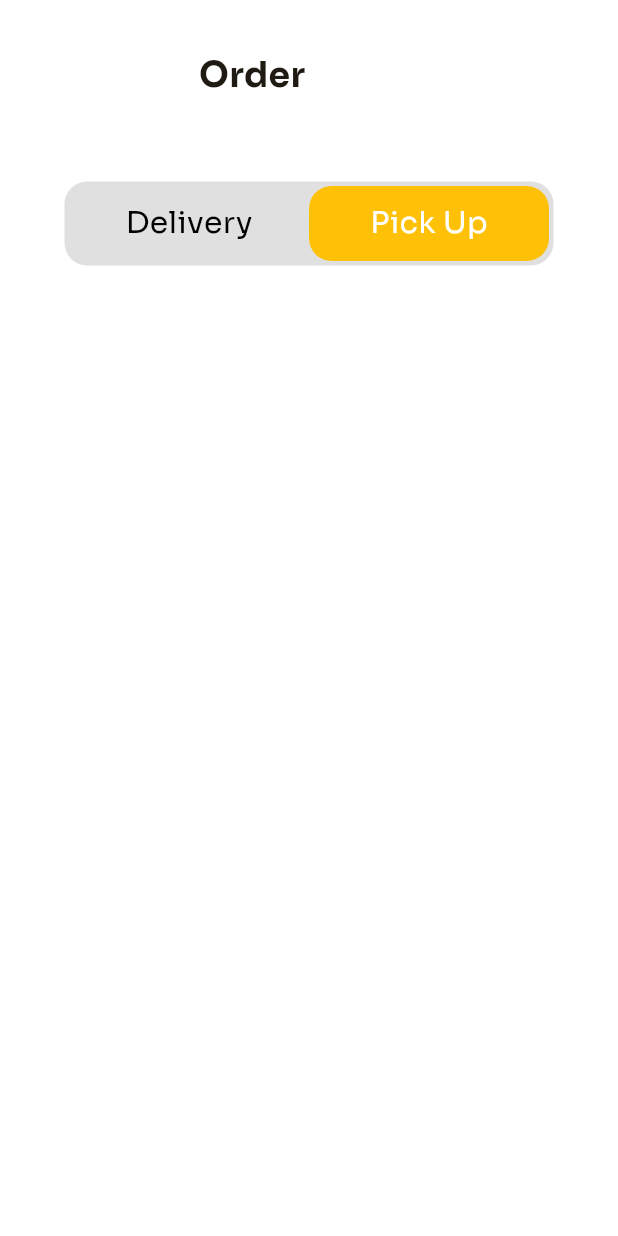
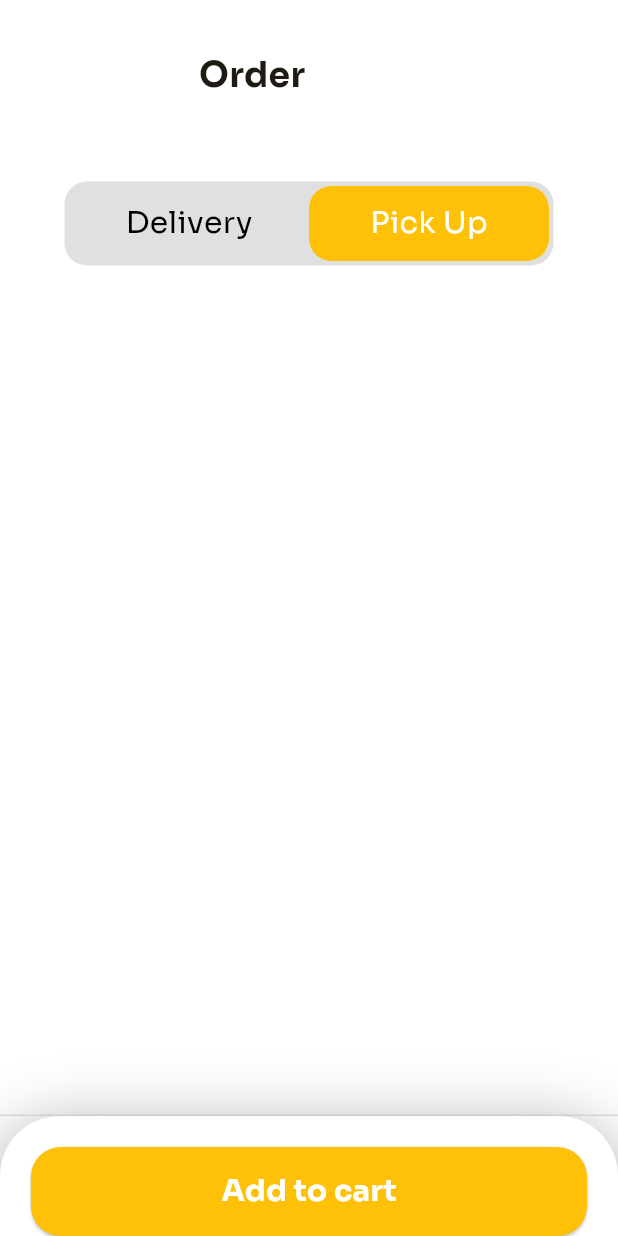
Before and after one commit to Matheo-delaunay/imt-framework-front, a Flutter app: the OrderPage screen opened directly, after a tap on "Pick Up", on a phone screen of 412 x 824 dp. Run offline on Flutter 3.47's test engine with Material 2 defaults, Android fonts, the phone set to English and light mode, and no system bars; our stand-ins replace supercharged; missing offline and left inert: sa4_migration_kit; statements that could not run were skipped.

Commit message:
First addapt NavBar and create bottom button

```diff
--- a/lib/main.dart
+++ b/lib/main.dart
@@ -1,8 +1,8 @@
 import 'package:flutter/material.dart';
 import 'package:imt_framework_front/views/pages/dishes_page.dart';
 import 'package:imt_framework_front/views/pages/favorites_page.dart';
-import 'package:imt_framework_front/views/dishes_page.dart';
 import 'package:imt_framework_front/views/order_page.dart';
+import 'package:imt_framework_front/views/home_nav_bar.dart';
 import 'package:provider/provider.dart';
 
 
@@ -33,9 +33,8 @@ class MyApp extends StatelessWidget {
             ),
           ),
         ),
-        home: OrderPage(),
-        home: OnboardingScreen(),
-      )
+        home: HomeNavBar(),
+      ),
     );
   }
 }
--- a/lib/views/order_page.dart
+++ b/lib/views/order_page.dart
@@ -3,21 +3,8 @@ import 'package:imt_framework_front/views/utils/colors.dart';
 import 'package:imt_framework_front/views/utils/pageSeparator.dart';
 import 'package:imt_framework_front/views/widgets/appbar/appBar.dart';
 
-class OrderPage extends StatefulWidget {
+class OrderPage extends StatelessWidget {
   const OrderPage({super.key});
-
-  @override
-  State<OrderPage> createState() => _OrderPageState();
-}
-
-class _OrderPageState extends State<OrderPage> {
-  List<String> fruits = <String>[
-    'Delivery',
-    'Pick Up',
-  ];
-  bool _isEnable = false;
-  bool _noteVisible = false;
-  final List<bool> _selectedButton = <bool>[true, false];
 
   @override
   Widget build(BuildContext context) {
@@ -25,6 +12,44 @@ class _OrderPageState extends State<OrderPage> {
       body: Column(
         children: [
           TopAppBar(arrowVisible: false, heartVisible: false, title: 'Order'),
+          Expanded(
+            child: ListView(
+                children: [
+                  DeliveryAddressWidget(),
+
+                ],
+            ),
+          ),
+          PageSeparator(),
+          DownBarWithButton()
+        ],
+      ),
+    );
+  }
+}
+
+class DeliveryAddressWidget extends StatefulWidget {
+  const DeliveryAddressWidget({super.key});
+
+  @override
+  State<DeliveryAddressWidget> createState() => _DeliveryAddressWidgetState();
+}
+
+class _DeliveryAddressWidgetState extends State<DeliveryAddressWidget> {
+  List<String> fruits = <String>[
+    'Delivery',
+    'Pick Up',
+  ];
+  final List<bool> _selectedButton = <bool>[true, false];
+  bool _isEnable = false;
+  bool _noteVisible = false;
+
+  @override
+  Widget build(BuildContext context) {
+    return Padding(
+      padding: const EdgeInsets.symmetric(horizontal: 30.0),
+      child: Column(
+        children: [
           SizedBox(
             height: 30,
           ),
@@ -71,8 +96,6 @@ class _OrderPageState extends State<OrderPage> {
           ),
           Visibility(
             visible: _selectedButton[0],
-            child: Padding(
-              padding: const EdgeInsets.symmetric(horizontal: 60.0),
               child: Column(
                 children: [
                   Row(
@@ -90,7 +113,7 @@ class _OrderPageState extends State<OrderPage> {
                   Row(
                     children: [
                       Container(
-                        width: MediaQuery.of(context).size.width - 120,
+                        width: MediaQuery.of(context).size.width - 60,
                         child: TextField(
                           style: TextStyle(fontSize: 16, color: Colors.grey),
                           onSubmitted: (text) {
@@ -103,13 +126,13 @@ class _OrderPageState extends State<OrderPage> {
                       ),
                     ],
                   ),
-                  SizedBox(
-                    height: 30,
-                  ),
                   Visibility(
                     visible: _noteVisible,
                     child: Column(
                       children: [
+                        SizedBox(
+                          height: 30,
+                        ),
                         Row(
                           children: [
                             Text(
@@ -213,14 +236,51 @@ class _OrderPageState extends State<OrderPage> {
                 ],
               ),
             ),
-          ),
-          Container(
-            height: 300,
-            width: MediaQuery.of(context).size.width,
-            padding: EdgeInsets.only(left: 20),
-          )
         ],
       ),
     );
   }
 }
+
+class DownBarWithButton extends StatelessWidget {
+  const DownBarWithButton({
+    super.key,
+  });
+
+  @override
+  Widget build(BuildContext context) {
+    return Container(
+      height: 80,
+      width: MediaQuery.of(context).size.width,
+      decoration: const BoxDecoration(
+        color: Colors.white,
+        borderRadius: BorderRadius.only(topRight: Radius.circular(40),topLeft: Radius.circular(40)),
+        boxShadow: [
+          BoxShadow(
+              color: Colors.grey, //New
+              blurRadius: 40.0,
+              offset: Offset(0, 10))
+        ],
+      ),
+      child: Padding(
+        padding: EdgeInsets.only(
+          top: MediaQuery.of(context).size.width * 0.05,
+          left: MediaQuery.of(context).size.width * 0.05,
+          right: MediaQuery.of(context).size.width * 0.05,
+        ),
+        child:
+            ElevatedButton(
+              style: ButtonStyle(
+                  shape: MaterialStatePropertyAll(
+                    RoundedRectangleBorder(
+                      borderRadius: BorderRadius.circular(20),
+                    ),
+                  ),
+              ),
+              onPressed: () {},
+              child: Text('Add to cart',
+                style: TextStyle(fontSize: 20, fontFamily: 'Sora', fontWeight: FontWeight.bold),),),
+      ),
+    );
+  }
+}
--- a/lib/views/pages/details_page.dart
+++ b/lib/views/pages/details_page.dart
@@ -88,7 +88,8 @@ class DownBarWithButton extends StatelessWidget {
                         borderRadius: BorderRadius.circular(20),
                       ),
                     ),
-                    minimumSize: MaterialStatePropertyAll(
+
+                    fixedSize: MaterialStatePropertyAll(
                       Size(MediaQuery.of(context).size.width * 0.65,75)
                     )
                   ),
--- a/lib/views/pages/home_nav_bar.dart
+++ b/lib/views/pages/home_nav_bar.dart
@@ -9,17 +9,25 @@ class HomeNavBar extends StatelessWidget {
   Widget build(BuildContext context) {
 
     var appState = context.watch<MyAppState>();
+    double borderNavBarRadius;
+    BoxShadow shadowDisplay;
+    if(appState.currentPageIndex == 2 ){
+      borderNavBarRadius = 0;
+      shadowDisplay = BoxShadow();
+    }else{
+      borderNavBarRadius = 40;
+      shadowDisplay = BoxShadow(
+          color: Colors.grey, //New
+          blurRadius: 40.0,
+          offset: Offset(0, 10));
+    }
 
     return  Scaffold(
             bottomNavigationBar: Container(
-              decoration: const BoxDecoration(
+              decoration: BoxDecoration(
                 color: Colors.white,
-                borderRadius: BorderRadius.only(topRight: Radius.circular(40),topLeft: Radius.circular(40)),
-                boxShadow: [
-                  BoxShadow(
-                      color: Colors.grey, //New
-                      blurRadius: 40.0,
-                      offset: Offset(0, 10))
+                borderRadius:  BorderRadius.only(topRight: Radius.circular(borderNavBarRadius),topLeft: Radius.circular(borderNavBarRadius)),
+                boxShadow: [ shadowDisplay
                 ],
               ),
               child: ClipRRect(
```
Lines whose indentation alone changed are shown as unchanged.
